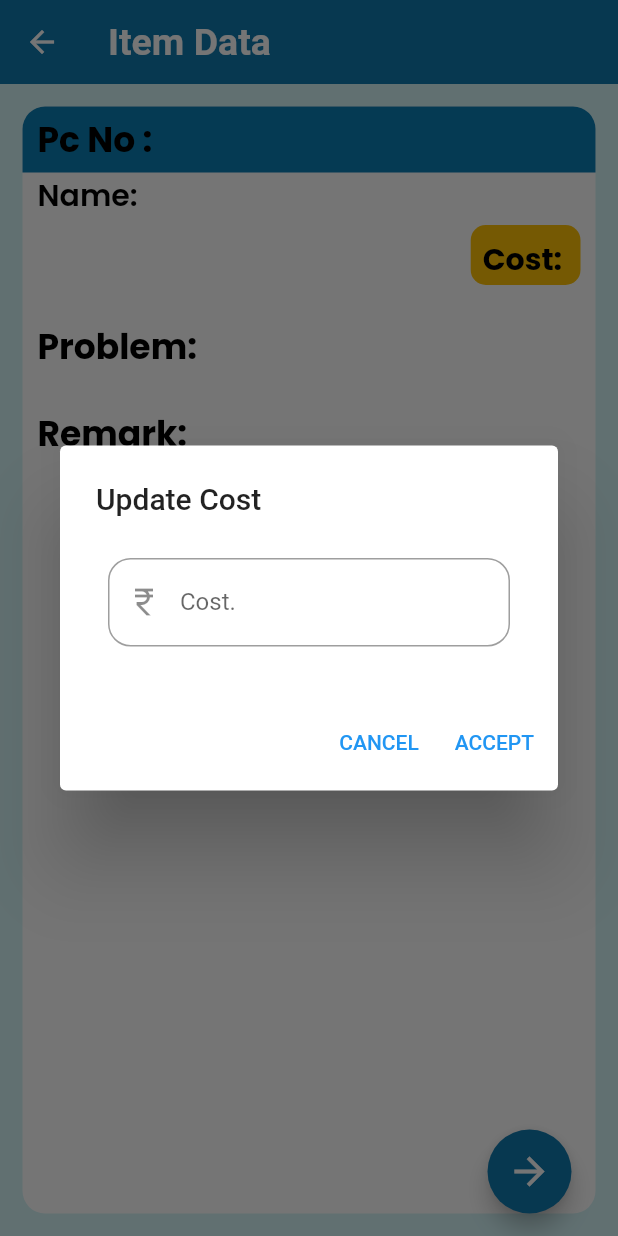
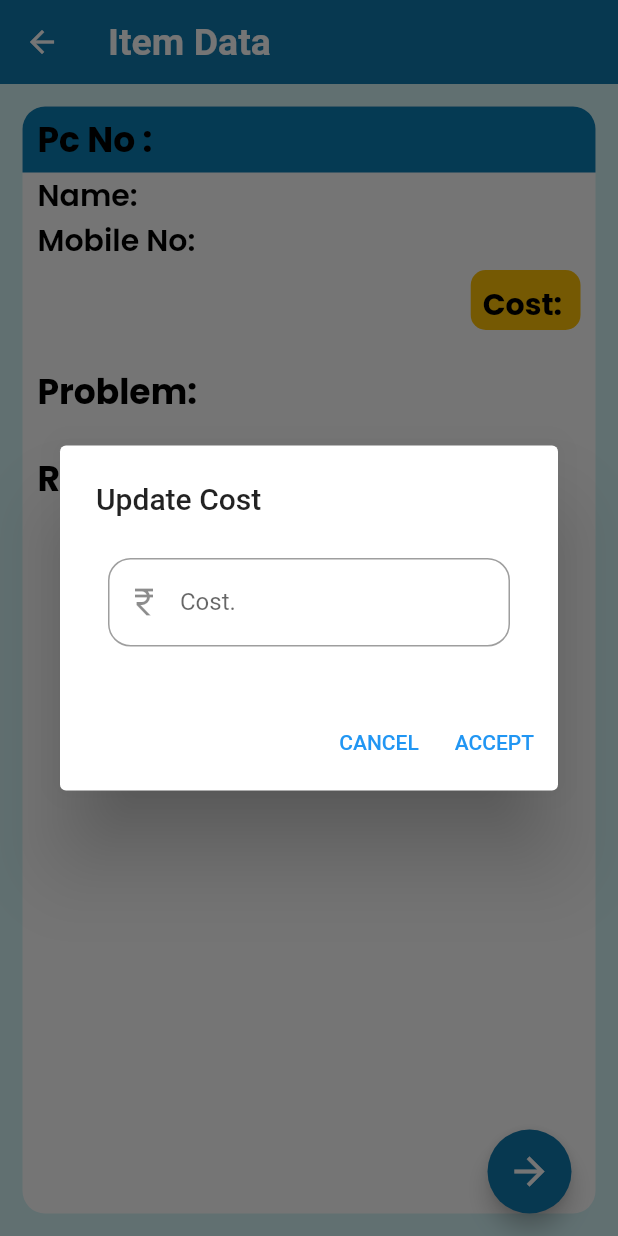
Before and after one commit to RutikVasani/Pc-Computer, a Flutter app: the ItemDataPage screen opened directly with empty values, after a tap on "Cost:", on a phone screen of 412 x 824 dp. Run offline on Flutter 3.47's test engine with Material 2 defaults, Android fonts, the phone set to English and light mode, and no system bars; our stand-ins replace cloud_firestore, firebase_auth, firebase_core, flutter_svg, google_fonts, open_file; missing offline and left inert: barcode, syncfusion_flutter_pdf; accounts and stored records are empty; Roboto replaces fonts that are missing (Ubuntu).

Commit message:
version 3.0.0

```diff
--- a/lib/appbarpage.dart
+++ b/lib/appbarpage.dart
@@ -87,7 +87,6 @@ class _AppBarPageState extends State<AppBarPage> {
                                           fontWeight: FontWeight.bold,
                                           color: Colors.white)),
                                 );
-                            // print(snapshot.data!.docs.length);
                           }
                         }
                         return SizedBox(
--- a/lib/pages/itemdata.dart
+++ b/lib/pages/itemdata.dart
@@ -25,9 +25,7 @@ class _ItemDataPageState extends State<ItemDataPage> {
             style:
                 GoogleFonts.ubuntu(fontSize: 25, fontWeight: FontWeight.bold)),
       ),
-      body: Container(
-        width: MediaQuery.of(context).size.width,
-        height: MediaQuery.of(context).size.height,
+      body: SizedBox(
         child: StreamBuilder(
             stream: FirebaseFirestore.instance
                 .collection("TodayData")
@@ -111,6 +109,30 @@ class _ItemDataPageState extends State<ItemDataPage> {
                       Padding(
                         padding: const EdgeInsets.symmetric(horizontal: 10),
                         child: Row(
+                          children: [
+                            Text(
+                              "Mobile No: ",
+                              style: GoogleFonts.poppins(
+                                  fontSize: 20,
+                                  fontWeight: FontWeight.w600,
+                                  color: Colors.black),
+                            ),
+                            Container(
+                              width: MediaQuery.of(context).size.width / 2,
+                              child: Text(
+                                docItemData["Mobile No"],
+                                style: GoogleFonts.poppins(
+                                    fontSize: 18,
+                                    fontWeight: FontWeight.w600,
+                                    color: Colors.grey),
+                              ),
+                            ),
+                          ],
+                        ),
+                      ),
+                      Padding(
+                        padding: const EdgeInsets.symmetric(horizontal: 10),
+                        child: Row(
                           mainAxisAlignment: MainAxisAlignment.spaceBetween,
                           children: [
                             Text(
@@ -127,8 +149,7 @@ class _ItemDataPageState extends State<ItemDataPage> {
                                   showDialog(
                                     context: context,
                                     builder: (BuildContext context) {
-                                      return Expanded(
-                                        child: AlertDialog(
+                                      return AlertDialog(
                                         title: Text('Update Cost'),
                                         content: Padding(
                                           padding: const EdgeInsets.all(8.0),
@@ -205,7 +226,6 @@ class _ItemDataPageState extends State<ItemDataPage> {
                                             child: Text('ACCEPT'),
                                           ),
                                         ],
-                                        ),
                                       );
                                     },
                                   );
@@ -253,8 +273,7 @@ class _ItemDataPageState extends State<ItemDataPage> {
                               showDialog(
                                 context: context,
                                 builder: (BuildContext context) {
-                                  return Expanded(
-                                    child: AlertDialog(
+                                  return AlertDialog(
                                     title: Text('Update Bring Item'),
                                     content: Padding(
                                       padding: const EdgeInsets.all(8.0),
@@ -327,7 +346,6 @@ class _ItemDataPageState extends State<ItemDataPage> {
                                         child: Text('ACCEPT'),
                                       ),
                                     ],
-                                    ),
                                   );
                                 },
                               );
@@ -367,8 +385,7 @@ class _ItemDataPageState extends State<ItemDataPage> {
                               showDialog(
                                 context: context,
                                 builder: (BuildContext context) {
-                                  return Expanded(
-                                    child: AlertDialog(
+                                  return AlertDialog(
                                     title: Text('Update Problem'),
                                     content: Padding(
                                       padding: const EdgeInsets.all(8.0),
@@ -441,7 +458,6 @@ class _ItemDataPageState extends State<ItemDataPage> {
                                         child: Text('ACCEPT'),
                                       ),
                                     ],
-                                    ),
                                   );
                                 },
                               );
@@ -481,8 +497,7 @@ class _ItemDataPageState extends State<ItemDataPage> {
                               showDialog(
                                 context: context,
                                 builder: (BuildContext context) {
-                                  return Expanded(
-                                    child: AlertDialog(
+                                  return AlertDialog(
                                     title: Text('Update Remarks'),
                                     content: Padding(
                                       padding: const EdgeInsets.all(8.0),
@@ -555,7 +570,6 @@ class _ItemDataPageState extends State<ItemDataPage> {
                                         child: Text('ACCEPT'),
                                       ),
                                     ],
-                                    ),
                                   );
                                 },
                               );
```
Also changed, not shown: lib/pages/Daily Progress/Today All/details.dart (+26 -3 lines), lib/pages/alert/alert.dart (+26 -26 lines). Lines whose indentation alone changed are shown as unchanged.
